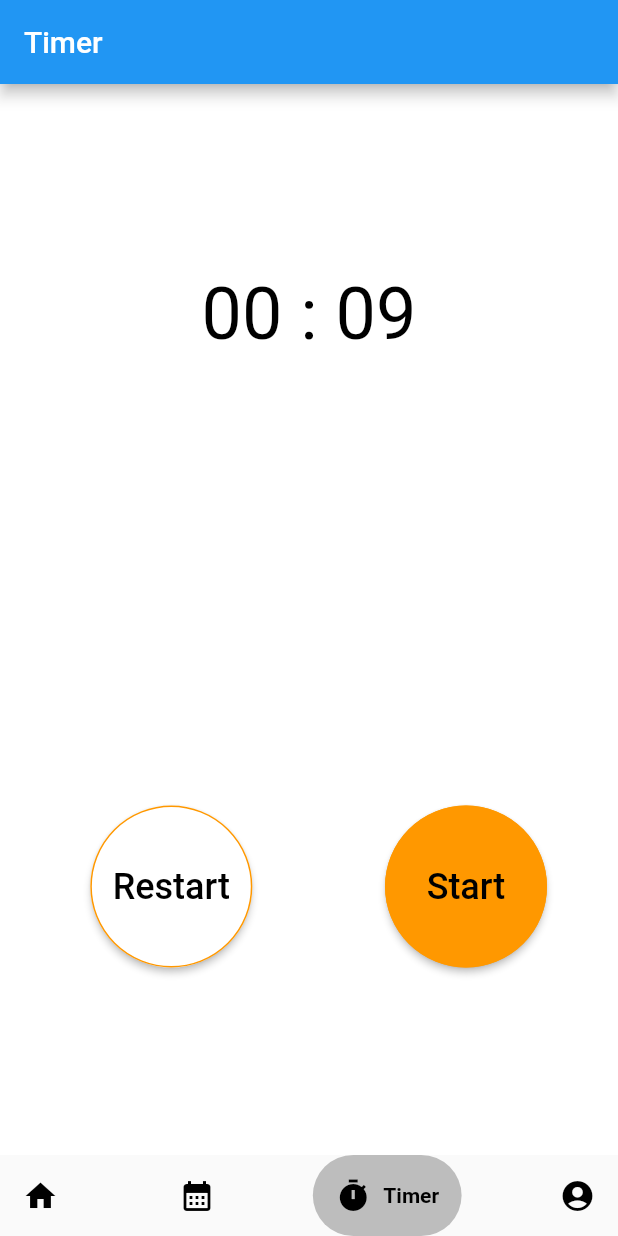
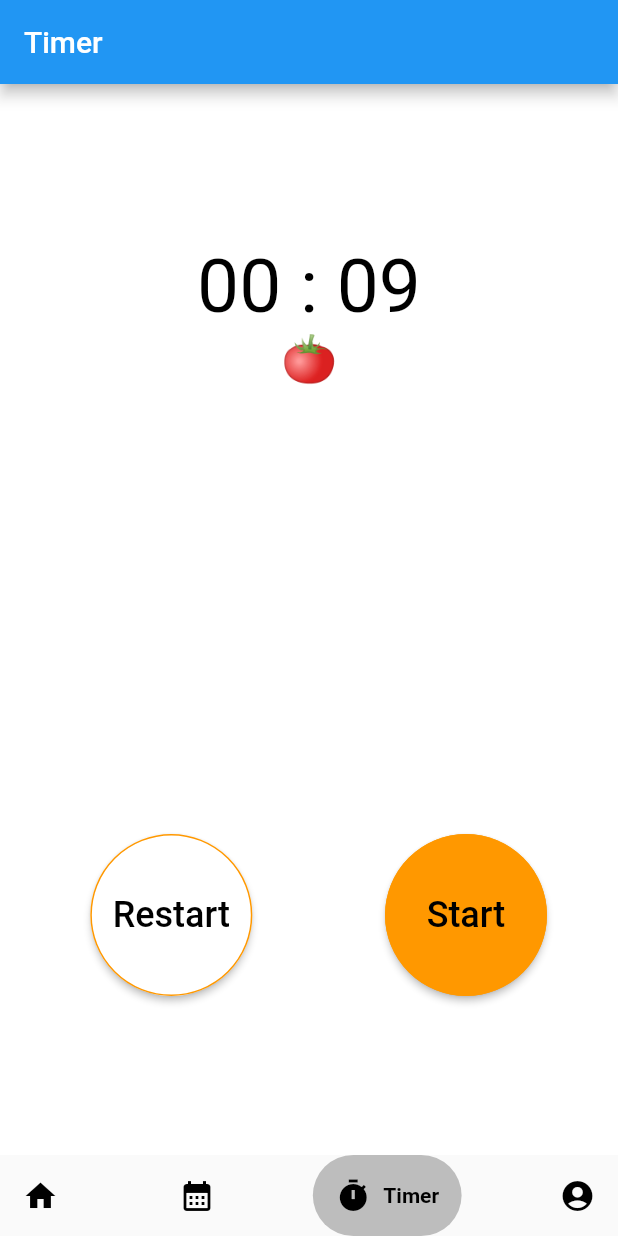
Before and after one commit to GitAndreaHub/Organizd2-flutter, a Flutter app: the screen it shows after launch, item 3 of the bottom bar chosen, after a tap on "Start", on a phone screen of 412 x 824 dp. Run offline on Flutter 3.47's test engine with Material 2 defaults, Android fonts, the phone set to English and light mode, and no system bars; drawn by our look-alikes of google_nav_bar; our stand-ins replace fluttertoast; missing offline and left inert: dart:ffi, flutter_ringtone_player.

Commit message:
Timer persistente + notifica sonora e toast.

```diff
--- a/lib/main.dart
+++ b/lib/main.dart
@@ -51,7 +51,11 @@ class _MyBottomNavigationBarState extends State<MyBottomNavigationBar> {
   Widget build(BuildContext context) {
     return Scaffold(
 
-      body: _children[_currentIndex],
+      // Index per mantenere in memoria le pagine attive, come il timer uso indexedStack
+      body:IndexedStack(
+        index: _currentIndex,
+        children: _children,
+      ),
 
       bottomNavigationBar: GNav(
 
--- a/lib/timer.dart
+++ b/lib/timer.dart
@@ -1,7 +1,10 @@
+import 'dart:ffi';
+
 import 'package:flutter/material.dart';
-import 'package:organizd_2/main.dart';
 import 'dart:async';
 import 'package:intl/intl.dart';
+import 'package:flutter_ringtone_player/flutter_ringtone_player.dart';
+import 'package:fluttertoast/fluttertoast.dart';
 
 class TimerClass extends StatefulWidget {
   const TimerClass({Key? key}) : super(key: key);
@@ -33,9 +36,11 @@ class _MyTimerPageState extends State<MyTimerPage> {
   Timer _timer = Timer(Duration(milliseconds: 1), () {});
   var format = NumberFormat("00");
   int atWork = 0;
+  String _state = "Stopped";
 
 
   void _restartTimer(){
+    _state = "Stopped";
     if(_timer != null) {
       _timer.cancel();
 
@@ -75,15 +80,28 @@ class _MyTimerPageState extends State<MyTimerPage> {
           else{
             _timer.cancel();
 
+            FlutterRingtonePlayer.playNotification(); // Riproduzione suono notifica fine timer
+            Fluttertoast.showToast(
+                msg: "End timer.",  // message
+                toastLength: Toast.LENGTH_SHORT,
+                gravity: ToastGravity.BOTTOM,
+                timeInSecForIosWeb: 4,
+                backgroundColor: Colors.red,
+                textColor: Colors.white,
+                fontSize: 16.0              // duration
+            );
+
             atWork++;
 
             if(atWork % 2 != 0){
               _seconds = 5;
               _minuts = 0;
+              _state = "Pause";
             }
             else{
               _seconds = 10;
               _minuts = 0;
+              _state = "Work";
             }
 
             print("Timer complete");
@@ -106,6 +124,8 @@ class _MyTimerPageState extends State<MyTimerPage> {
         mainAxisAlignment: MainAxisAlignment.center, // Allineamento verticale della scritta
         crossAxisAlignment: CrossAxisAlignment.stretch, // Allineamento orizzontale della scritta
         children: [
+
+          // Testo timer
           Row(
             mainAxisAlignment: MainAxisAlignment.center,
             crossAxisAlignment: CrossAxisAlignment.start,
@@ -114,8 +134,22 @@ class _MyTimerPageState extends State<MyTimerPage> {
                 "${format.format(_minuts)} : ${format.format(_seconds)}",
                 style: TextStyle(
                   color: Colors.black,
-                  fontSize: 48,
+                  fontSize: 50,
                 ),
+              ),
+            ],
+          ),
+
+          // Testo pomodoro / At work/ Break
+          Row(
+            mainAxisAlignment: MainAxisAlignment.center,
+            crossAxisAlignment: CrossAxisAlignment.start,
+            children: [
+              Text(
+                  "🍅",
+                  style: TextStyle(
+                    fontSize: 30,
+                  ),
               ),
             ],
           ),
--- a/pubspec.yaml
+++ b/pubspec.yaml
@@ -46,7 +46,9 @@ dev_dependencies:
   # rules and activating additional ones.
   flutter_lints: ^2.0.0
   intl: ^0.17.0
-  pausable_timer: ^1.0.0+6
+  flutter_ringtone_player: ^3.2.0
+  fluttertoast: ^8.1.1
+
 
 # For information on the generic Dart part of this file, see the
 # following page: https://dart.dev/tools/pub/pubspec
```
Also changed, not shown: pubspec.lock, 2 other files.
